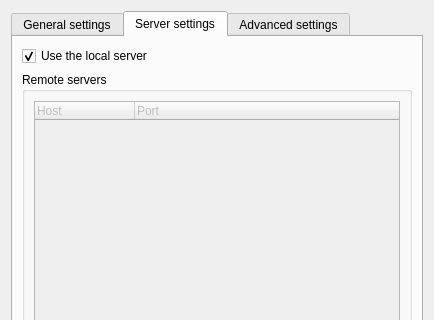
Qt form gns3/modules/virtualbox/ui/virtualbox_preferences_page.ui (GNS3/gns3-gui) before a commit; both pictures show x 0 to 434 and y 0 to 320 of the 434 by 508 pixel window.
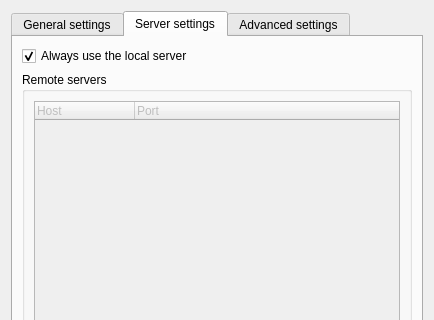
The same form after that commit. The open tabs and pages were chosen to show the change.

Commit message: Remote servers and load-balancing (still things to improve).

Patch:
```diff
--- a/gns3/modules/virtualbox/ui/virtualbox_preferences_page.ui
+++ b/gns3/modules/virtualbox/ui/virtualbox_preferences_page.ui
@@ -74,7 +74,7 @@
        <item>
         <widget class="QCheckBox" name="uiUseLocalServercheckBox">
          <property name="text">
-          <string>Use the local server</string>
+          <string>Always use the local server</string>
          </property>
          <property name="checked">
           <bool>true</bool>
```
Left out of the diff: 3 changed lines with no effect on the pictures. The commit also changes 36 other files.
